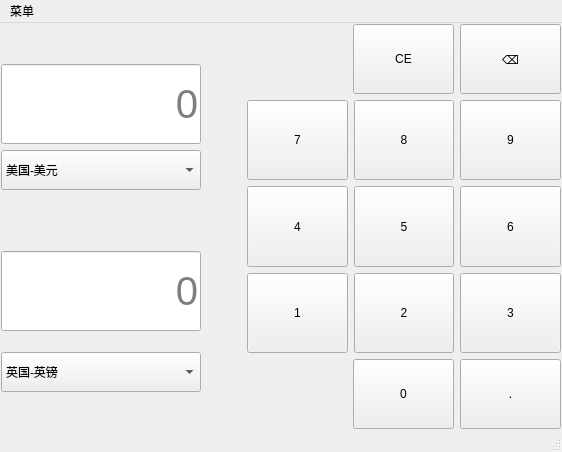
The window that Calculator/currency.ui (HarveyLoradom/Code) describes before a commit, drawn with Qt 5.
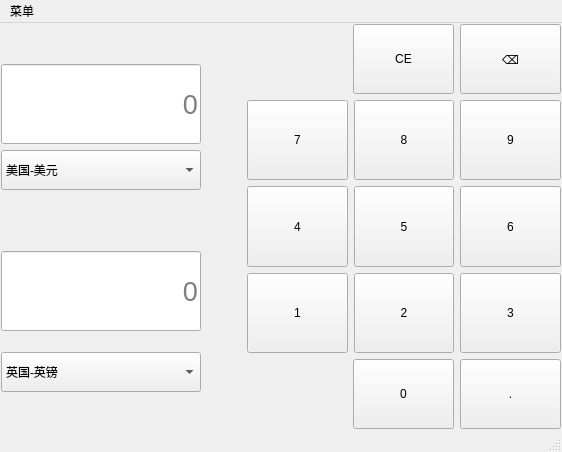
The same window after the commit. Icons and pictures are not drawn. Custom widgets are drawn as their Qt base class.

The edit to the form file:
```diff
--- a/Calculator/currency.ui
+++ b/Calculator/currency.ui
@@ -87,7 +87,7 @@
           </property>
           <property name="font">
            <font>
-            <pointsize>30</pointsize>
+            <pointsize>20</pointsize>
             <bold>false</bold>
            </font>
           </property>
@@ -191,7 +191,7 @@
           </property>
           <property name="font">
            <font>
-            <pointsize>30</pointsize>
+            <pointsize>20</pointsize>
            </font>
           </property>
           <property name="alignment">
```
